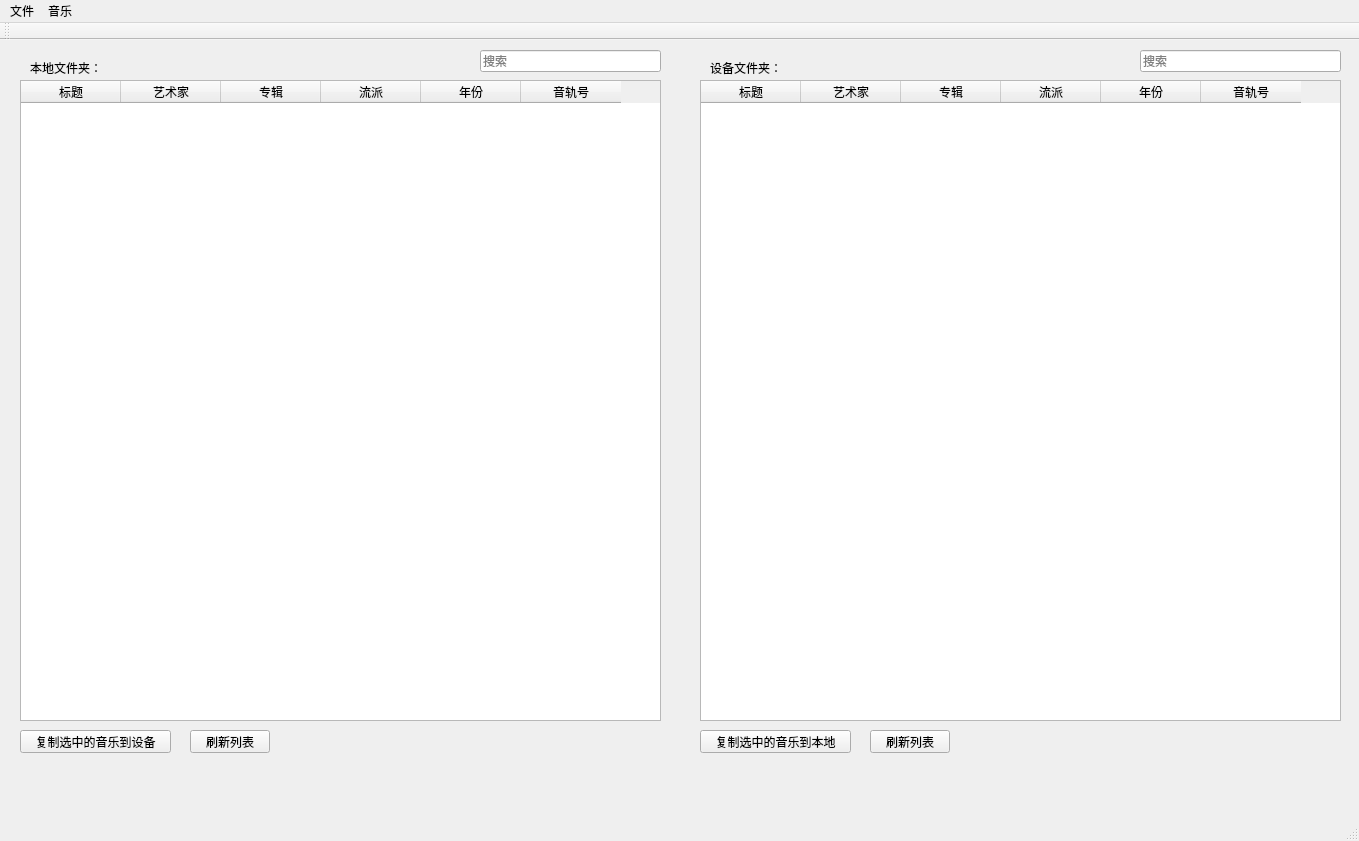
FunnyAWM/MusicSyncTool, file MusicSyncTool.ui: the form before one commit.
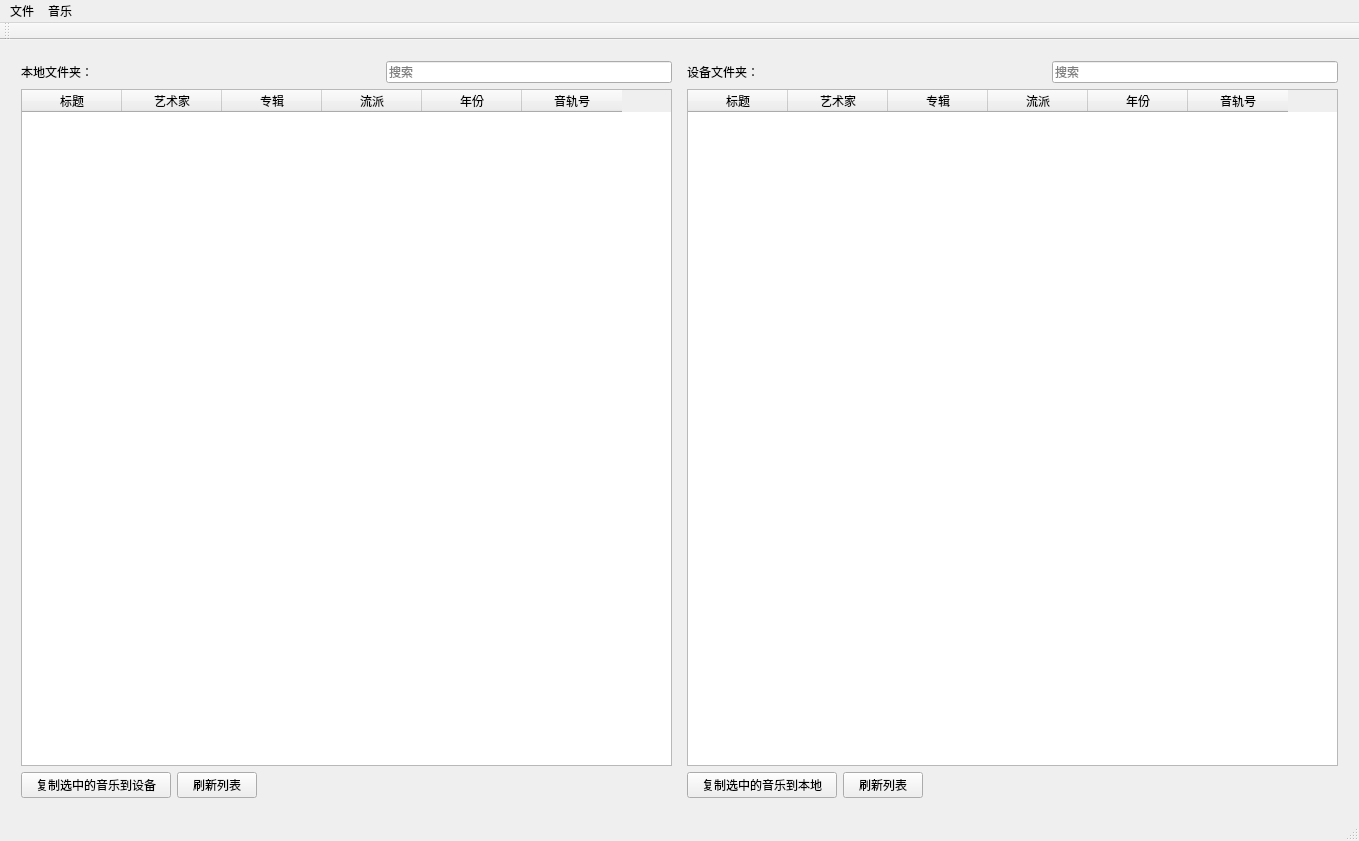
The form after the commit.

Commit message: Added self-adaptive user interface.

```diff
--- a/MusicSyncTool.ui
+++ b/MusicSyncTool.ui
@@ -14,205 +14,246 @@
    <string>音乐同步工具</string>
   </property>
   <widget class="QWidget" name="centralWidget">
-   <widget class="QTableWidget" name="tableWidgetLocal">
-    <property name="geometry">
-     <rect>
-      <x>20</x>
-      <y>40</y>
-      <width>641</width>
-      <height>641</height>
-     </rect>
-    </property>
-    <property name="sortingEnabled">
-     <bool>false</bool>
-    </property>
-    <property name="cornerButtonEnabled">
-     <bool>false</bool>
-    </property>
-    <column>
-     <property name="text">
-      <string>标题</string>
-     </property>
-    </column>
-    <column>
-     <property name="text">
-      <string>艺术家</string>
-     </property>
-    </column>
-    <column>
-     <property name="text">
-      <string>专辑</string>
-     </property>
-    </column>
-    <column>
-     <property name="text">
-      <string>流派</string>
-     </property>
-    </column>
-    <column>
-     <property name="text">
-      <string>年份</string>
-     </property>
-    </column>
-    <column>
-     <property name="text">
-      <string>音轨号</string>
-     </property>
-    </column>
-   </widget>
-   <widget class="QTableWidget" name="tableWidgetRemote">
-    <property name="geometry">
-     <rect>
-      <x>700</x>
-      <y>40</y>
-      <width>641</width>
-      <height>641</height>
-     </rect>
-    </property>
-    <column>
-     <property name="text">
-      <string>标题</string>
-     </property>
-    </column>
-    <column>
-     <property name="text">
-      <string>艺术家</string>
-     </property>
-    </column>
-    <column>
-     <property name="text">
-      <string>专辑</string>
-     </property>
-    </column>
-    <column>
-     <property name="text">
-      <string>流派</string>
-     </property>
-    </column>
-    <column>
-     <property name="text">
-      <string>年份</string>
-     </property>
-    </column>
-    <column>
-     <property name="text">
-      <string>音轨号</string>
-     </property>
-    </column>
-   </widget>
-   <widget class="QLabel" name="localText">
-    <property name="geometry">
-     <rect>
-      <x>30</x>
-      <y>20</y>
-      <width>201</width>
-      <height>16</height>
-     </rect>
-    </property>
-    <property name="text">
-     <string>本地文件夹：</string>
-    </property>
-   </widget>
-   <widget class="QLabel" name="RemoteText">
-    <property name="geometry">
-     <rect>
-      <x>710</x>
-      <y>20</y>
-      <width>201</width>
-      <height>16</height>
-     </rect>
-    </property>
-    <property name="text">
-     <string>设备文件夹：</string>
-    </property>
-   </widget>
-   <widget class="QPushButton" name="copyToRemote">
-    <property name="geometry">
-     <rect>
-      <x>20</x>
-      <y>690</y>
-      <width>151</width>
-      <height>23</height>
-     </rect>
-    </property>
-    <property name="text">
-     <string>复制选中的音乐到设备</string>
-    </property>
-   </widget>
-   <widget class="QPushButton" name="copyToLocal">
-    <property name="geometry">
-     <rect>
-      <x>700</x>
-      <y>690</y>
-      <width>151</width>
-      <height>23</height>
-     </rect>
-    </property>
-    <property name="text">
-     <string>复制选中的音乐到本地</string>
-    </property>
-   </widget>
-   <widget class="QPushButton" name="refreshLocal">
-    <property name="geometry">
-     <rect>
-      <x>190</x>
-      <y>690</y>
-      <width>80</width>
-      <height>23</height>
-     </rect>
-    </property>
-    <property name="text">
-     <string>刷新列表</string>
-    </property>
-   </widget>
-   <widget class="QPushButton" name="refreshRemote">
-    <property name="geometry">
-     <rect>
-      <x>870</x>
-      <y>690</y>
-      <width>80</width>
-      <height>23</height>
-     </rect>
-    </property>
-    <property name="text">
-     <string>刷新列表</string>
-    </property>
-   </widget>
-   <widget class="QLineEdit" name="searchLocal">
-    <property name="geometry">
-     <rect>
-      <x>480</x>
-      <y>10</y>
-      <width>181</width>
-      <height>22</height>
-     </rect>
-    </property>
-    <property name="toolTip">
-     <string/>
-    </property>
-    <property name="inputMask">
-     <string/>
-    </property>
-    <property name="placeholderText">
-     <string>搜索</string>
-    </property>
-   </widget>
-   <widget class="QLineEdit" name="searchRemote">
-    <property name="geometry">
-     <rect>
-      <x>1140</x>
-      <y>10</y>
-      <width>201</width>
-      <height>22</height>
-     </rect>
-    </property>
-    <property name="inputMask">
-     <string/>
-    </property>
-    <property name="placeholderText">
-     <string>搜索</string>
-    </property>
-   </widget>
+   <layout class="QGridLayout" name="gridLayout_2">
+    <item row="0" column="0">
+     <layout class="QGridLayout" name="gridLayout">
+      <property name="leftMargin">
+       <number>10</number>
+      </property>
+      <property name="topMargin">
+       <number>10</number>
+      </property>
+      <property name="rightMargin">
+       <number>10</number>
+      </property>
+      <property name="bottomMargin">
+       <number>10</number>
+      </property>
+      <property name="horizontalSpacing">
+       <number>15</number>
+      </property>
+      <item row="6" column="0">
+       <layout class="QHBoxLayout" name="LocalControl">
+        <item>
+         <widget class="QPushButton" name="copyToRemote">
+          <property name="minimumSize">
+           <size>
+            <width>150</width>
+            <height>0</height>
+           </size>
+          </property>
+          <property name="text">
+           <string>复制选中的音乐到设备</string>
+          </property>
+         </widget>
+        </item>
+        <item>
+         <widget class="QPushButton" name="refreshLocal">
+          <property name="text">
+           <string>刷新列表</string>
+          </property>
+         </widget>
+        </item>
+        <item>
+         <spacer name="horizontalSpacer_3">
+          <property name="orientation">
+           <enum>Qt::Orientation::Horizontal</enum>
+          </property>
+          <property name="sizeHint" stdset="0">
+           <size>
+            <width>30</width>
+            <height>20</height>
+           </size>
+          </property>
+         </spacer>
+        </item>
+       </layout>
+      </item>
+      <item row="0" column="0">
+       <layout class="QHBoxLayout" name="localHead">
+        <item>
+         <widget class="QLabel" name="localText">
+          <property name="text">
+           <string>本地文件夹：</string>
+          </property>
+         </widget>
+        </item>
+        <item>
+         <spacer name="horizontalSpacer">
+          <property name="orientation">
+           <enum>Qt::Orientation::Horizontal</enum>
+          </property>
+          <property name="sizeHint" stdset="0">
+           <size>
+            <width>40</width>
+            <height>20</height>
+           </size>
+          </property>
+         </spacer>
+        </item>
+        <item>
+         <widget class="QLineEdit" name="searchLocal">
+          <property name="toolTip">
+           <string/>
+          </property>
+          <property name="inputMask">
+           <string/>
+          </property>
+          <property name="placeholderText">
+           <string>搜索</string>
+          </property>
+         </widget>
+        </item>
+       </layout>
+      </item>
+      <item row="5" column="2">
+       <widget class="QTableWidget" name="tableWidgetRemote">
+        <column>
+         <property name="text">
+          <string>标题</string>
+         </property>
+        </column>
+        <column>
+         <property name="text">
+          <string>艺术家</string>
+         </property>
+        </column>
+        <column>
+         <property name="text">
+          <string>专辑</string>
+         </property>
+        </column>
+        <column>
+         <property name="text">
+          <string>流派</string>
+         </property>
+        </column>
+        <column>
+         <property name="text">
+          <string>年份</string>
+         </property>
+        </column>
+        <column>
+         <property name="text">
+          <string>音轨号</string>
+         </property>
+        </column>
+       </widget>
+      </item>
+      <item row="0" column="2">
+       <layout class="QHBoxLayout" name="RemoteHead">
+        <item>
+         <widget class="QLabel" name="RemoteText">
+          <property name="text">
+           <string>设备文件夹：</string>
+          </property>
+         </widget>
+        </item>
+        <item>
+         <spacer name="horizontalSpacer_2">
+          <property name="orientation">
+           <enum>Qt::Orientation::Horizontal</enum>
+          </property>
+          <property name="sizeHint" stdset="0">
+           <size>
+            <width>40</width>
+            <height>20</height>
+           </size>
+          </property>
+         </spacer>
+        </item>
+        <item>
+         <widget class="QLineEdit" name="searchRemote">
+          <property name="inputMask">
+           <string/>
+          </property>
+          <property name="placeholderText">
+           <string>搜索</string>
+          </property>
+         </widget>
+        </item>
+       </layout>
+      </item>
+      <item row="5" column="0">
+       <widget class="QTableWidget" name="tableWidgetLocal">
+        <property name="sortingEnabled">
+         <bool>false</bool>
+        </property>
+        <property name="cornerButtonEnabled">
+         <bool>false</bool>
+        </property>
+        <column>
+         <property name="text">
+          <string>标题</string>
+         </property>
+        </column>
+        <column>
+         <property name="text">
+          <string>艺术家</string>
+         </property>
+        </column>
+        <column>
+         <property name="text">
+          <string>专辑</string>
+         </property>
+        </column>
+        <column>
+         <property name="text">
+          <string>流派</string>
+         </property>
+        </column>
+        <column>
+         <property name="text">
+          <string>年份</string>
+         </property>
+        </column>
+        <column>
+         <property name="text">
+          <string>音轨号</string>
+         </property>
+        </column>
+       </widget>
+      </item>
+      <item row="6" column="2">
+       <layout class="QHBoxLayout" name="RemoteControl">
+        <item>
+         <widget class="QPushButton" name="copyToLocal">
+          <property name="minimumSize">
+           <size>
+            <width>150</width>
+            <height>0</height>
+           </size>
+          </property>
+          <property name="text">
+           <string>复制选中的音乐到本地</string>
+          </property>
+         </widget>
+        </item>
+        <item>
+         <widget class="QPushButton" name="refreshRemote">
+          <property name="text">
+           <string>刷新列表</string>
+          </property>
+         </widget>
+        </item>
+        <item>
+         <spacer name="horizontalSpacer_4">
+          <property name="orientation">
+           <enum>Qt::Orientation::Horizontal</enum>
+          </property>
+          <property name="sizeHint" stdset="0">
+           <size>
+            <width>40</width>
+            <height>20</height>
+           </size>
+          </property>
+         </spacer>
+        </item>
+       </layout>
+      </item>
+     </layout>
+    </item>
+   </layout>
   </widget>
   <widget class="QMenuBar" name="menuBar">
    <property name="geometry">
```
The commit also changes 1 other file.
